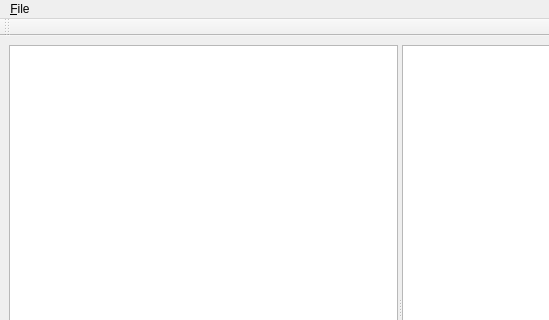
Before: the Qt Designer form UI/main.ui in textbrowser/glitch, drawn with Qt 5; both pictures show x 0 to 549 and y 0 to 320 of the 800 by 600 pixel window.
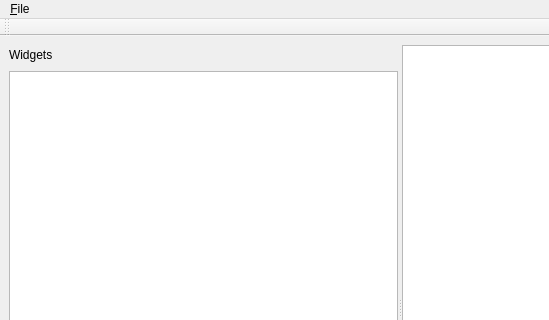
After: the same form once the commit is applied.

What changed in the file:
```diff
--- a/UI/main.ui
+++ b/UI/main.ui
@@ -14,16 +14,43 @@
    <string>SparX</string>
   </property>
   <widget class="QWidget" name="centralwidget">
-   <layout class="QVBoxLayout" name="verticalLayout">
+   <layout class="QVBoxLayout" name="verticalLayout_2">
     <item>
      <widget class="QSplitter" name="splitter">
       <property name="orientation">
        <enum>Qt::Horizontal</enum>
       </property>
-      <property name="childrenCollapsible">
-       <bool>false</bool>
-      </property>
-      <widget class="QListWidget" name="widgets"/>
+      <widget class="QWidget" name="">
+       <layout class="QVBoxLayout" name="verticalLayout">
+        <item>
+         <layout class="QHBoxLayout" name="horizontalLayout">
+          <item>
+           <widget class="QLabel" name="label">
+            <property name="text">
+             <string>Widgets</string>
+            </property>
+           </widget>
+          </item>
+          <item>
+           <spacer name="horizontalSpacer">
+            <property name="orientation">
+             <enum>Qt::Horizontal</enum>
+            </property>
+            <property name="sizeHint" stdset="0">
+             <size>
+              <width>40</width>
+              <height>20</height>
+             </size>
+            </property>
+           </spacer>
+          </item>
+         </layout>
+        </item>
+        <item>
+         <widget class="QListWidget" name="widgets"/>
+        </item>
+       </layout>
+      </widget>
       <widget class="QGraphicsView" name="arena"/>
      </widget>
     </item>
```
Left out of the diff: 6 changed lines with no effect on the pictures.
